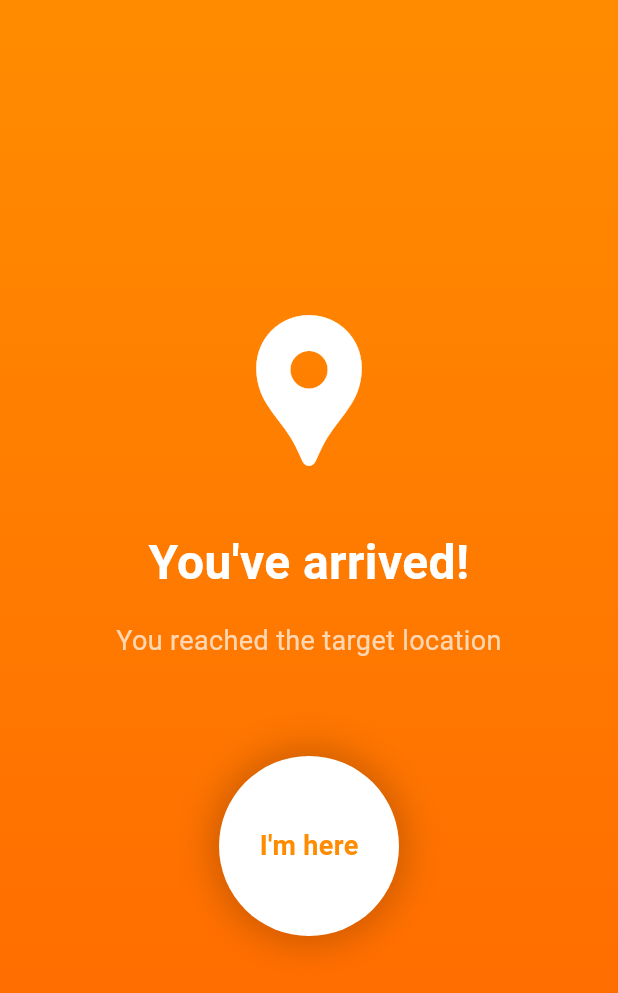
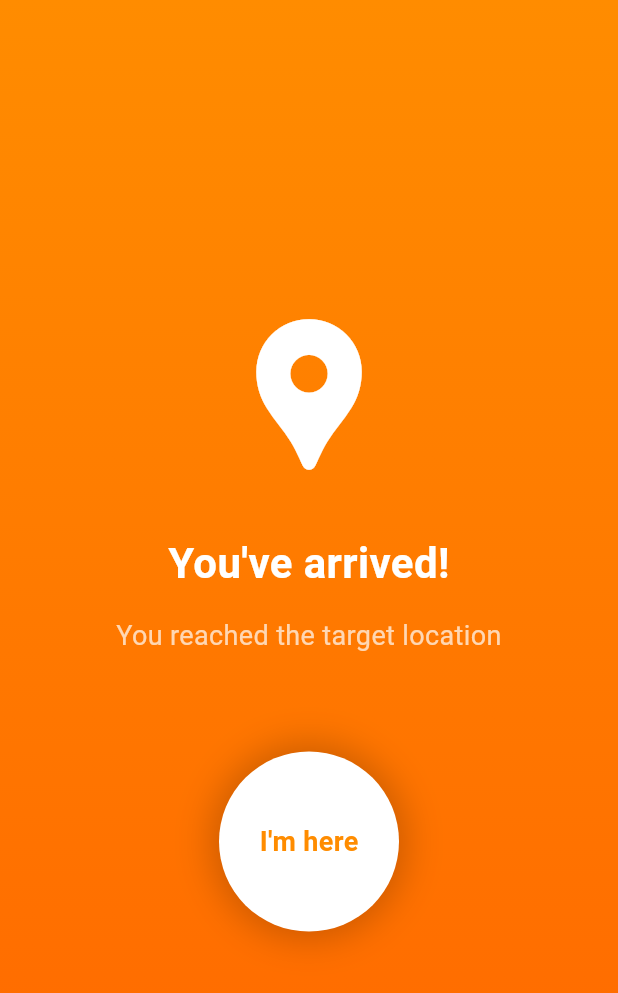
Before and after one commit to ritikyadav444/geo_buzzer_frontend, a Flutter app: the FullScreenAlert screen opened directly with empty values, on a phone screen of 412 x 824 dp. Shown: the top 993 px of the screen. Run offline on Flutter 3.47's test engine with Material 3 defaults, Android fonts, the phone set to English and light mode, and no system bars; our stand-ins replace audioplayers, flutter_map, flutter_riverpod, flutter_secure_storage, geolocator, latlong2 and 1 more; missing offline and left inert: dart:js_interop; accounts and stored records are empty.

Commit message:
feat: GPS stream for geofence detection, show name (username) in alert
Replace 30s timer polling with continuous GPS stream (10m distance
filter) + 15s fallback timer. Prevents missing fast-moving targets.
Alert now shows "Name (username) has arrived!" format.

Co-Authored-By: Claude Opus 4.6 <noreply@anthropic.com>

```diff
--- a/lib/screens/alarm_alert/full_screen_alert.dart
+++ b/lib/screens/alarm_alert/full_screen_alert.dart
@@ -83,18 +83,11 @@ class _FullScreenAlertState extends State<FullScreenAlert> with SingleTickerProv
                 const SizedBox(height: 32),
                 Text(
                   widget.triggeredByName != null
-                      ? '${widget.triggeredByName} has arrived!'
+                      ? '${widget.triggeredByName} (${widget.triggeredByUsername ?? ''}) has arrived!'
                       : "You've arrived!",
-                  style: const TextStyle(fontSize: 32, fontWeight: FontWeight.bold, color: Colors.white),
+                  style: const TextStyle(fontSize: 28, fontWeight: FontWeight.bold, color: Colors.white),
                   textAlign: TextAlign.center,
                 ),
-                if (widget.triggeredByUsername != null) ...[
-                  const SizedBox(height: 8),
-                  Text(
-                    '@${widget.triggeredByUsername}',
-                    style: const TextStyle(fontSize: 16, color: Colors.white60),
-                  ),
-                ],
                 const SizedBox(height: 16),
                 Text(
                   widget.alarm.label.isNotEmpty
```
Also changed, not shown: lib/providers/location_provider.dart (+33 -11 lines).
